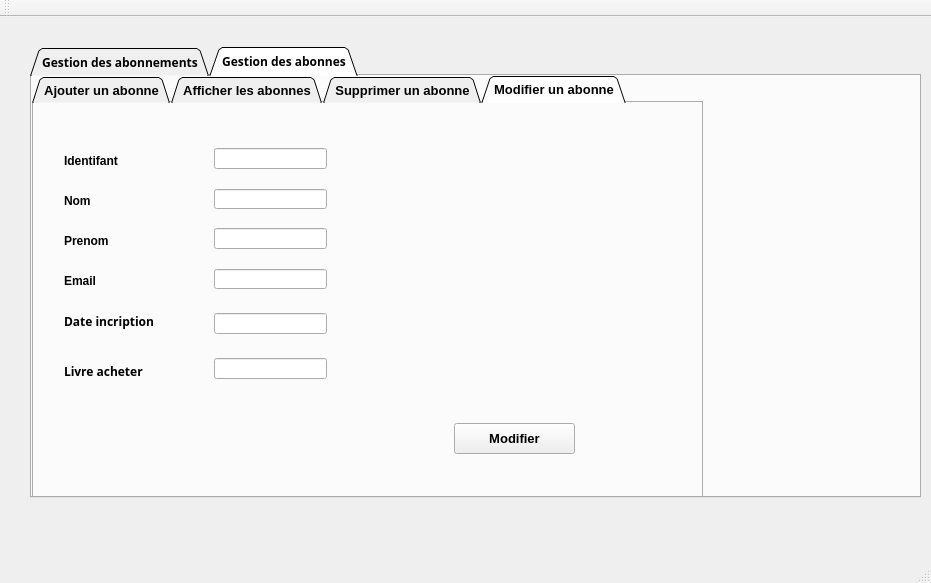
Qt form mainwindow.ui (ChamseddineChennoufi/ElectricInkWLM) before a commit.
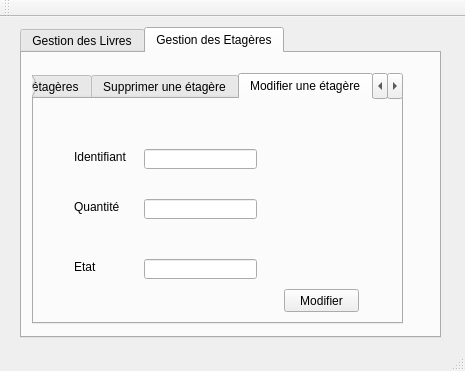
The same form after that commit. The open tabs and pages were chosen to show the change.

What changed in the file:
```diff
--- a/mainwindow.ui
+++ b/mainwindow.ui
@@ -6,8 +6,8 @@
    <rect>
     <x>0</x>
     <y>0</y>
-    <width>931</width>
-    <height>583</height>
+    <width>465</width>
+    <height>371</height>
    </rect>
   </property>
   <property name="windowTitle">
@@ -17,32 +17,18 @@
    <widget class="QTabWidget" name="tabWidget_2">
     <property name="geometry">
      <rect>
-      <x>30</x>
-      <y>30</y>
-      <width>891</width>
-      <height>451</height>
+      <x>20</x>
+      <y>10</y>
+      <width>421</width>
+      <height>311</height>
      </rect>
     </property>
-    <property name="font">
-     <font>
-      <family>Microsoft YaHei</family>
-      <pointsize>9</pointsize>
-      <weight>75</weight>
-      <bold>true</bold>
-     </font>
-    </property>
-    <property name="tabShape">
-     <enum>QTabWidget::Triangular</enum>
-    </property>
     <property name="currentIndex">
      <number>0</number>
     </property>
-    <property name="elideMode">
-     <enum>Qt::ElideLeft</enum>
-    </property>
     <widget class="QWidget" name="tab_4">
      <attribute name="title">
-      <string>Gestion des abonnements</string>
+      <string>Gestion des Livres</string>
      </attribute>
      <widget class="QTabWidget" name="tabWidget">
       <property name="geometry">
@@ -432,39 +418,64 @@
          </rect>
         </property>
        </widget>
+       <widget class="QLabel" name="label_20">
+        <property name="geometry">
+         <rect>
+          <x>40</x>
+          <y>80</y>
+          <width>47</width>
+          <height>13</height>
+         </rect>
+        </property>
+        <property name="text">
+         <string>Titre</string>
+        </property>
+       </widget>
+       <widget class="QLineEdit" name="lineEdit_titremod">
+        <property name="geometry">
+         <rect>
+          <x>150</x>
+          <y>80</y>
+          <width>113</width>
+          <height>20</height>
+         </rect>
+        </property>
+       </widget>
+       <widget class="QLabel" name="label_21">
+        <property name="geometry">
+         <rect>
+          <x>40</x>
+          <y>120</y>
+          <width>47</width>
+          <height>13</height>
+         </rect>
+        </property>
+        <property name="text">
+         <string>Auteur</string>
+        </property>
+       </widget>
       </widget>
      </widget>
     </widget>
     <widget class="QWidget" name="tab_5">
      <attribute name="title">
-      <string>Gestion des abonnes</string>
+      <string>Gestion des Etagères</string>
      </attribute>
      <widget class="QTabWidget" name="tabWidget_3">
       <property name="geometry">
        <rect>
-        <x>0</x>
-        <y>0</y>
-        <width>671</width>
-        <height>441</height>
+        <x>10</x>
+        <y>20</y>
+        <width>371</width>
+        <height>251</height>
        </rect>
       </property>
-      <property name="font">
-       <font>
-        <family>Microsoft YaHei UI</family>
-        <pointsize>10</pointsize>
-        <weight>75</weight>
-        <bold>true</bold>
-       </font>
-      </property>
-      <property name="tabShape">
-       <enum>QTabWidget::Triangular</enum>
-      </property>
       <property name="currentIndex">
        <number>1</number>
       </property>
       <widget class="QWidget" name="tab_6">
        <attribute name="title">
-        <string>Ajouter un abonne</string>
+        <string>Ajouter une étagère</string>
        </attribute>
        <widget class="QLabel" name="label_6">
         <property name="geometry">
@@ -633,137 +644,11 @@
         <property name="text">
          <string>Date inscription</string>
         </property>
-       </widget>
-       <widget class="QLineEdit" name="lineEdit_livre_acheter">
-        <property name="geometry">
-         <rect>
-          <x>180</x>
-          <y>236</y>
-          <width>113</width>
-          <height>20</height>
-         </rect>
-        </property>
-       </widget>
-       <widget class="QLabel" name="label_12">
-        <property name="geometry">
-         <rect>
-          <x>20</x>
-          <y>240</y>
-          <width>121</width>
-          <height>16</height>
-         </rect>
-        </property>
-        <property name="font">
-         <font>
-          <family>Microsoft YaHei UI</family>
-          <pointsize>9</pointsize>
-          <weight>75</weight>
-          <bold>true</bold>
-         </font>
-        </property>
-        <property name="text">
-         <string>Livre acheter</string>
-        </property>
-       </widget>
-      </widget>
-      <widget class="QWidget" name="tab_7">
-       <attribute name="title">
-        <string>Afficher les abonnes</string>
-       </attribute>
-       <widget class="QTabWidget" name="tabWidget_4">
-        <property name="geometry">
-         <rect>
-          <x>0</x>
-          <y>10</y>
-          <width>651</width>
-          <height>381</height>
-         </rect>
-        </property>
-        <property name="tabShape">
-         <enum>QTabWidget::Triangular</enum>
-        </property>
-        <property name="currentIndex">
-         <number>0</number>
-        </property>
-        <widget class="QWidget" name="tab_11">
-         <attribute name="title">
-          <string>Tab 1</string>
-         </attribute>
-         <widget class="QLabel" name="label_23">
-          <property name="geometry">
-           <rect>
-            <x>30</x>
-            <y>30</y>
-            <width>101</width>
-            <height>16</height>
-           </rect>
-          </property>
-          <property name="font">
-           <font>
-            <family>Microsoft YaHei UI</family>
-            <pointsize>9</pointsize>
-            <weight>75</weight>
-            <bold>true</bold>
-           </font>
-          </property>
-          <property name="text">
-           <string>Identifiant</string>
-          </property>
-         </widget>
-         <widget class="QLineEdit" name="lineEdit_id_5">
-          <property name="geometry">
-           <rect>
-            <x>150</x>
-            <y>29</y>
-            <width>113</width>
-            <height>21</height>
-           </rect>
-          </property>
-         </widget>
-         <widget class="QPushButton" name="Rechercher">
-          <property name="geometry">
-           <rect>
-            <x>504</x>
-            <y>300</y>
-            <width>121</width>
-            <height>31</height>
-           </rect>
-          </property>
-          <property name="text">
-           <string>Rechercher</string>
-          </property>
-         </widget>
-         <widget class="QTableView" name="tabrech">
-          <property name="geometry">
-           <rect>
-            <x>20</x>
-            <y>60</y>
-            <width>581</width>
-            <height>192</height>
-           </rect>
-          </property>
-         </widget>
-        </widget>
-        <widget class="QWidget" name="tab_12">
-         <attribute name="title">
-          <string>Tab 2</string>
-         </attribute>
-         <widget class="QTableView" name="tab_abonnes">
-          <property name="geometry">
-           <rect>
-            <x>20</x>
-            <y>10</y>
-            <width>571</width>
-            <height>192</height>
-           </rect>
-          </property>
-         </widget>
-        </widget>
        </widget>
       </widget>
       <widget class="QWidget" name="tab_8">
        <attribute name="title">
-        <string>Supprimer un abonne</string>
+        <string>Afficher les étagères</string>
        </attribute>
        <widget class="QLineEdit" name="lineEdit_id_4">
         <property name="geometry">
@@ -775,7 +660,12 @@
          </rect>
         </property>
        </widget>
-       <widget class="QLabel" name="label_10">
+      </widget>
+      <widget class="QWidget" name="tab_7">
+       <attribute name="title">
+        <string>Supprimer une étagère</string>
+       </attribute>
+       <widget class="QLabel" name="label_8">
         <property name="geometry">
          <rect>
           <x>40</x>
@@ -812,201 +702,84 @@
       </widget>
       <widget class="QWidget" name="tab_10">
        <attribute name="title">
-        <string>Modifier un abonne</string>
+        <string>Modifier une étagère</string>
        </attribute>
-       <widget class="QLabel" name="label_17">
-        <property name="geometry">
-         <rect>
-          <x>30</x>
-          <y>50</y>
-          <width>101</width>
-          <height>16</height>
-         </rect>
-        </property>
-        <property name="font">
-         <font>
-          <family>Microsoft YaHei UI</family>
-          <pointsize>9</pointsize>
-          <weight>75</weight>
-          <bold>true</bold>
-         </font>
-        </property>
-        <property name="text">
-         <string>Identifant</string>
-        </property>
-       </widget>
-       <widget class="QLineEdit" name="lineEdit_iddmod">
-        <property name="geometry">
-         <rect>
-          <x>180</x>
-          <y>45</y>
-          <width>113</width>
-          <height>21</height>
-         </rect>
-        </property>
-       </widget>
-       <widget class="QLabel" name="label_18">
-        <property name="geometry">
-         <rect>
-          <x>30</x>
-          <y>90</y>
-          <width>55</width>
-          <height>16</height>
-         </rect>
-        </property>
-        <property name="font">
-         <font>
-          <family>Microsoft YaHei UI</family>
-          <pointsize>9</pointsize>
-          <weight>75</weight>
-          <bold>true</bold>
-         </font>
-        </property>
-        <property name="text">
-         <string>Nom</string>
-        </property>
-       </widget>
-       <widget class="QLineEdit" name="lineEdit_nommod">
-        <property name="geometry">
-         <rect>
-          <x>180</x>
-          <y>86</y>
-          <width>113</width>
-          <height>20</height>
-         </rect>
-        </property>
-       </widget>
-       <widget class="QLineEdit" name="lineEdit_prenommod">
-        <property name="geometry">
-         <rect>
-          <x>180</x>
-          <y>125</y>
-          <width>113</width>
-          <height>21</height>
-         </rect>
-        </property>
-       </widget>
-       <widget class="QLabel" name="label_19">
-        <property name="geometry">
-         <rect>
-          <x>30</x>
-          <y>130</y>
-          <width>71</width>
-          <height>16</height>
-         </rect>
-        </property>
-        <property name="font">
-         <font>
-          <family>Microsoft YaHei UI</family>
-          <pointsize>9</pointsize>
-          <weight>75</weight>
-          <bold>true</bold>
-         </font>
-        </property>
-        <property name="text">
-         <string>Prenom</string>
-        </property>
-       </widget>
-       <widget class="QLabel" name="label_20">
-        <property name="geometry">
-         <rect>
-          <x>30</x>
-          <y>170</y>
-          <width>55</width>
-          <height>16</height>
-         </rect>
-        </property>
-        <property name="font">
-         <font>
-          <family>Microsoft YaHei UI</family>
-          <pointsize>9</pointsize>
-          <weight>75</weight>
-          <bold>true</bold>
-         </font>
-        </property>
-        <property name="text">
-         <string>Email</string>
-        </property>
-       </widget>
-       <widget class="QLineEdit" name="lineEdit_emailmod">
-        <property name="geometry">
-         <rect>
-          <x>180</x>
-          <y>166</y>
-          <width>113</width>
-          <height>20</height>
-         </rect>
-        </property>
-       </widget>
-       <widget class="QLabel" name="label_21">
-        <property name="geometry">
-         <rect>
-          <x>30</x>
-          <y>210</y>
-          <width>151</width>
-          <height>16</height>
-         </rect>
-        </property>
-        <property name="font">
-         <font>
-          <family>Microsoft YaHei</family>
-          <pointsize>9</pointsize>
-          <weight>75</weight>
-          <bold>true</bold>
-         </font>
-        </property>
-        <property name="text">
-         <string>Date incription</string>
-        </property>
-       </widget>
-       <widget class="QLineEdit" name="lineEdit_datemod">
-        <property name="geometry">
-         <rect>
-          <x>180</x>
-          <y>210</y>
-          <width>113</width>
-          <height>21</height>
-         </rect>
-        </property>
-       </widget>
        <widget class="QLabel" name="label_22">
         <property name="geometry">
          <rect>
-          <x>30</x>
-          <y>260</y>
-          <width>121</width>
+          <x>40</x>
+          <y>50</y>
+          <width>61</width>
           <height>16</height>
          </rect>
         </property>
-        <property name="font">
-         <font>
-          <family>Microsoft YaHei</family>
-          <pointsize>9</pointsize>
-          <weight>75</weight>
-          <bold>true</bold>
-         </font>
+        <property name="text">
+         <string>Identifiant</string>
         </property>
+       </widget>
+       <widget class="QLineEdit" name="lineEdit_idmod_2">
+        <property name="geometry">
+         <rect>
+          <x>110</x>
+          <y>50</y>
+          <width>113</width>
+          <height>20</height>
+         </rect>
+        </property>
+       </widget>
+       <widget class="QLabel" name="label_23">
+        <property name="geometry">
+         <rect>
+          <x>40</x>
+          <y>160</y>
+          <width>61</width>
+          <height>16</height>
+         </rect>
+        </property>
         <property name="text">
-         <string>Livre acheter</string>
+         <string>Etat</string>
         </property>
        </widget>
        <widget class="QLineEdit" name="lineEdit_livremod">
         <property name="geometry">
          <rect>
-          <x>180</x>
-          <y>255</y>
+          <x>110</x>
+          <y>160</y>
           <width>113</width>
-          <height>21</height>
+          <height>20</height>
          </rect>
         </property>
        </widget>
-       <widget class="QPushButton" name="pushButton_2">
+       <widget class="QLabel" name="label_24">
         <property name="geometry">
          <rect>
-          <x>420</x>
-          <y>320</y>
-          <width>121</width>
-          <height>31</height>
+          <x>40</x>
+          <y>100</y>
+          <width>61</width>
+          <height>16</height>
+         </rect>
+        </property>
+        <property name="text">
+         <string>Quantité</string>
+        </property>
+       </widget>
+       <widget class="QLineEdit" name="lineEdit_quantitemod">
+        <property name="geometry">
+         <rect>
+          <x>110</x>
+          <y>100</y>
+          <width>113</width>
+          <height>20</height>
+         </rect>
+        </property>
+       </widget>
+       <widget class="QPushButton" name="pb_modifier_4">
+        <property name="geometry">
+         <rect>
+          <x>250</x>
+          <y>190</y>
+          <width>75</width>
+          <height>23</height>
          </rect>
         </property>
         <property name="text">
@@ -1014,24 +787,60 @@
         </property>
        </widget>
       </widget>
+      <widget class="QWidget" name="tab_20">
+       <attribute name="title">
+        <string>Recherche une étagère</string>
+       </attribute>
+       <widget class="QLineEdit" name="lineEdit_idmod_3">
+        <property name="geometry">
+         <rect>
+          <x>130</x>
+          <y>20</y>
+          <width>113</width>
+          <height>20</height>
+         </rect>
+        </property>
+       </widget>
+       <widget class="QLabel" name="label_26">
+        <property name="geometry">
+         <rect>
+          <x>60</x>
+          <y>20</y>
+          <width>61</width>
+          <height>16</height>
+         </rect>
+        </property>
+        <property name="text">
+         <string>Identifiant</string>
+        </property>
+       </widget>
+       <widget class="QPushButton" name="pb_modifier_5">
+        <property name="geometry">
+         <rect>
+          <x>150</x>
+          <y>50</y>
+          <width>75</width>
+          <height>23</height>
+         </rect>
+        </property>
+        <property name="text">
+         <string>Recherche</string>
+        </property>
+       </widget>
+       <widget class="QTableView" name="tabrecherche2">
+        <property name="geometry">
+         <rect>
+          <x>40</x>
+          <y>80</y>
+          <width>281</width>
+          <height>131</height>
+         </rect>
+        </property>
+       </widget>
+      </widget>
      </widget>
     </widget>
    </widget>
-   <widget class="QLabel" name="img">
-    <property name="geometry">
-     <rect>
-      <x>0</x>
-      <y>5</y>
-      <width>931</width>
-      <height>511</height>
-     </rect>
-    </property>
-    <property name="text">
-     <string/>
-    </property>
-   </widget>
-   <zorder>img</zorder>
-   <zorder>tabWidget_2</zorder>
   </widget>
   <widget class="QMenuBar" name="menuBar">
    <property name="geometry">
```
Left out of the diff: 606 changed lines with no effect on the pictures.
